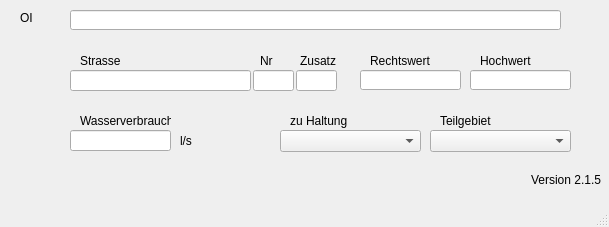
Above: qkan/importhe/templates/swref.ui from hoettges/QKan before the change. Below: the same form after it.
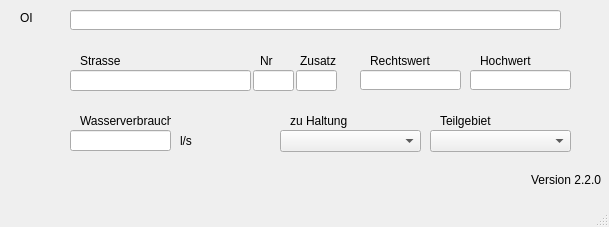
That is the form after the change.

The edit to the form file:
```diff
--- a/qkan/importhe/templates/swref.ui
+++ b/qkan/importhe/templates/swref.ui
@@ -262,7 +262,7 @@
      <string>Version QKan Import</string>
     </property>
     <property name="text">
-     <string>Version 2.1.5</string>
+     <string>Version 2.2.0</string>
     </property>
     <property name="alignment">
      <set>Qt::AlignRight|Qt::AlignTrailing|Qt::AlignVCenter</set>
```
